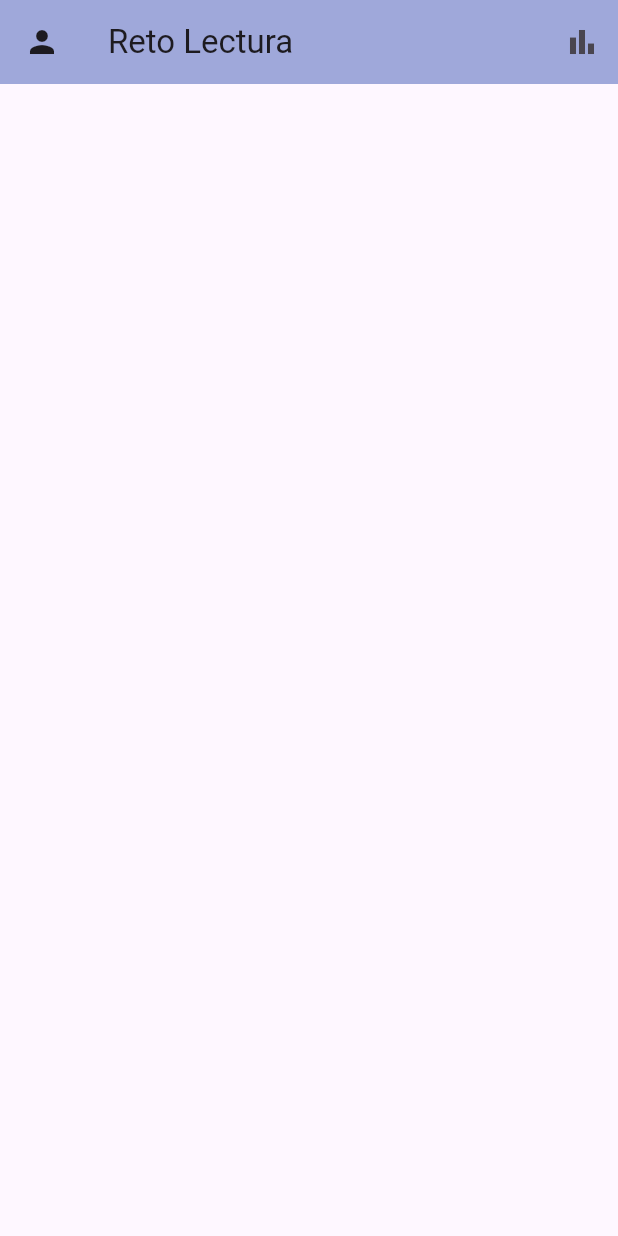
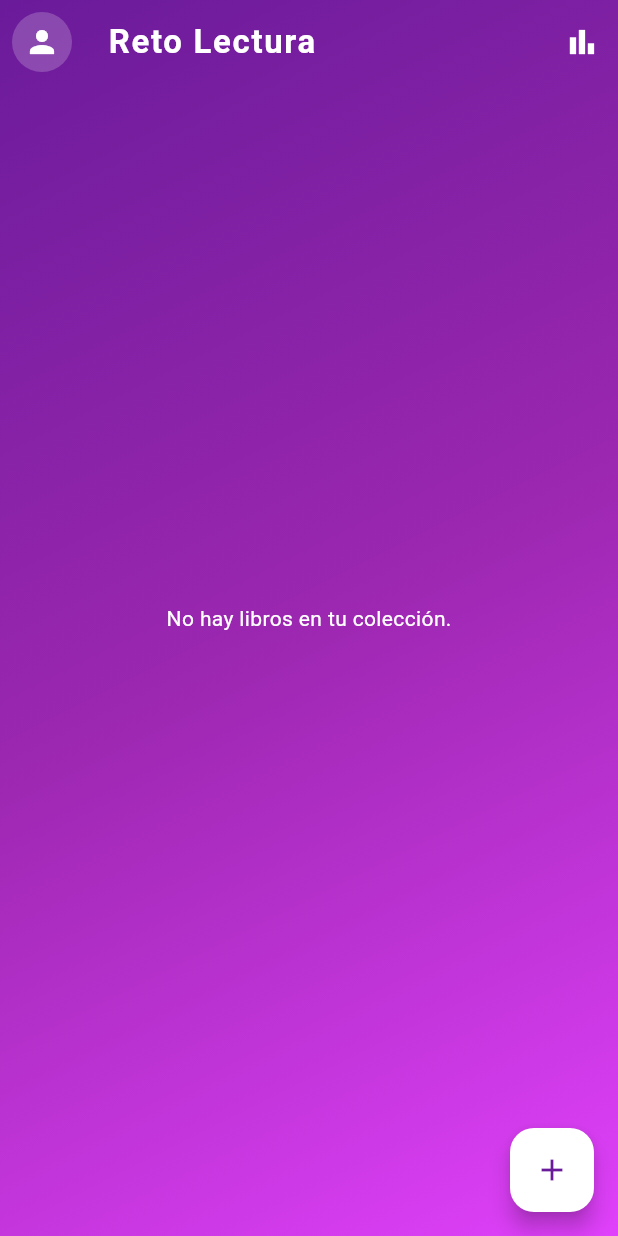
Before and after one commit to RobertoAmaya04/RetoLectura, a Flutter app: the MainPage screen opened by its route, on a phone screen of 412 x 824 dp. Run offline on Flutter 3.47's test engine with Material 3 defaults, Android fonts, the phone set to English and light mode, and no system bars; our stand-ins replace cloud_firestore, firebase_auth, firebase_core, go_router, google_sign_in; accounts and stored records are empty; network calls fail.

Commit message:
dios santo como odio firebase ahora

```diff
--- a/lib/src/models/fakeData.dart
+++ b/lib/src/models/fakeData.dart
@@ -8,9 +8,9 @@ final List<LibroData> librosTest = [
     titulo: 'Cien años de soledad',
     estado: 'sin empezar',
     portada:
-        'https://images.cdn1.buscalibre.com/fit-in/360x360/61/8d/618d227e8967274cd9589a549adff52d.jpg',
+        'https://upload.wikimedia.org/wikipedia/commons/a/a1/Cien_a%C3%B1os_de_soledad.png',
     pagTotales: 471,
-    pagLeidas: 0,
+    pagLeidas: 343,
     tiempoTotal: 0,
   ),
   LibroData(
--- a/lib/src/views/main_page.dart
+++ b/lib/src/views/main_page.dart
@@ -1,10 +1,9 @@
-//la pagina donde se muestran los libros en fila y donde se pueden agregarmas libros
 
 import 'package:firebase_auth/firebase_auth.dart';
 import 'package:flutter/material.dart';
+import 'package:go_router/go_router.dart';
 import 'package:retolectura/src/models/libro_data_model.dart';
 import 'package:retolectura/src/provider/data_provider.dart';
-import 'package:retolectura/src/widgets/lib_data_tile.dart';
 
 class MainPage extends StatefulWidget {
   const MainPage({super.key});
@@ -24,69 +23,116 @@ class _MainPageState extends State<MainPage> {
   @override
   Widget build(BuildContext context) {
     return Scaffold(
+      extendBodyBehindAppBar: true,
       appBar: AppBar(
-        backgroundColor: Colors.indigo[200],
+        backgroundColor: Colors.transparent,
+        elevation: 0,
         leading: Padding(
-          padding: EdgeInsetsGeometry.all(5),
+          padding: const EdgeInsets.all(8.0),
+          child: CircleAvatar(
+            backgroundColor: Colors.white.withOpacity(0.2),
             child: ClipOval(
-            child: FirebaseAuth.instance.currentUser!.photoURL != null
-                ? Image.network(FirebaseAuth.instance.currentUser!.photoURL!)
-                : Icon(Icons.person),
+              child: FirebaseAuth.instance.currentUser?.photoURL != null
+                  ? Image.network(FirebaseAuth.instance.currentUser!.photoURL!, fit: BoxFit.cover)
+                  : const Icon(Icons.person, color: Colors.white),
             ),
           ),
-        title: Text('Reto Lectura'),
-        actions: [IconButton(onPressed: () {}, icon: Icon(Icons.bar_chart))],
         ),
-
-      body: StreamBuilder(
+        title: const Text(
+          'Reto Lectura',
+          style: TextStyle(
+            color: Colors.white,
+            fontWeight: FontWeight.bold,
+            letterSpacing: 1.1,
+          ),
+        ),
+        actions: [
+          IconButton(
+            onPressed: () {
+              context.goNamed('global_metrics');
+            },
+            icon: const Icon(Icons.bar_chart, color: Colors.white),
+          ),
+        ],
+      ),
+      body: Container(
+        decoration: const BoxDecoration(
+          gradient: LinearGradient(
+            colors: [
+              Color(0xFF6A1B9A), // Deep Purple
+              Color(0xFF9C27B0), // Purple
+              Color(0xFFE040FB), // Bright Purple/Fuchsia
+            ],
+            begin: Alignment.topLeft,
+            end: Alignment.bottomRight,
+          ),
+        ),
+        child: StreamBuilder<List<LibroData>>(
           stream: data.getAllLibroDataStream(),
           builder: (context, snapshot) {
             if (snapshot.connectionState == ConnectionState.waiting) {
-            return Center(child: CircularProgressIndicator());
+              return const Center(child: CircularProgressIndicator(color: Colors.white));
             }
 
             if (snapshot.hasError) {
-            return Center(child: Text(snapshot.error.toString()));
+              return Center(child: Text('Error: ${snapshot.error}', style: const TextStyle(color: Colors.white)));
+            }
+
+            if (!snapshot.hasData || snapshot.data!.isEmpty) {
+              return const Center(child: Text('No hay libros en tu colección.', style: TextStyle(color: Colors.white)));
             }
 
             final List<LibroData> libroData = snapshot.data!;
 
-          return ListView.builder(
+            return GridView.builder(
+              padding: EdgeInsets.fromLTRB(16, MediaQuery.of(context).padding.top + kToolbarHeight + 16, 16, 16),
+              gridDelegate: const SliverGridDelegateWithFixedCrossAxisCount(
+                crossAxisCount: 2,
+                crossAxisSpacing: 16,
+                mainAxisSpacing: 16,
+                childAspectRatio: 2 / 3,
+              ),
               itemCount: libroData.length,
               itemBuilder: (BuildContext context, int index) {
-              return LibTile(libData: libroData[index]);
+                final libro = libroData[index];
+                return GestureDetector(
+                  onTap: () {
+                    // Navegación sin implementar lógica, como se solicitó
+                    print("Tapped on ${libro.titulo}");
+                  },
+                  child: Card(
+                    clipBehavior: Clip.antiAlias,
+                    elevation: 8.0,
+                    shape: RoundedRectangleBorder(
+                      borderRadius: BorderRadius.circular(12),
+                    ),
+                    child: Ink.image(
+                      image: NetworkImage(
+                        libro.portada ?? 'https://images.icon-icons.com/317/PNG/512/book-bookmark-icon_34486.png',
+                      ),
+                      fit: BoxFit.cover,
+                      child: InkWell(
+                        onTap: () {
+                          // Lógica al presionar la tarjeta
+                          print("Tapped on ${libro.titulo}");
+                           context.go('/libro-estadisticas', extra: libro);
+                        },
+                      ),
+                    ),
+                  ),
+                );
               },
             );
           },
         ),
-
-      // Scaffold(
-      //   appBar: AppBar(title: Text('Pruebas')),
-      //   body: StreamBuilder(
-      //     stream: data.getAllLibroDataStream(),
-      //     builder: (context, snapshot) {
-      //       if (snapshot.connectionState == ConnectionState.waiting) {
-      //         return Center(child: CircularProgressIndicator());
-      //       }
-
-      //       if (snapshot.hasError) {
-      //         return Center(child: Text(snapshot.error.toString()));
-      //       }
-
-      //       final List<LibroData> libroData = snapshot.data!;
-
-      //       return ListView.builder(
-      //         itemCount: libroData.length,
-      //         itemBuilder: (BuildContext context, int index) {
-      //           return ListTile(
-      //             leading: CircleAvatar(child: Text('RA')),
-      //             title: Text(libroData[index].autor),
-      //           );
-      //         },
-      //       );
-      //     },
-      //   ),
-      // ),
+      ),
+       floatingActionButton: FloatingActionButton(
+        onPressed: () {
+           context.go('/add-book');
+        },
+        backgroundColor: Colors.white,
+        child: const Icon(Icons.add, color: Color(0xFF6A1B9A)),
+      ),
     );
   }
 }
```
Also changed, not shown: lib/main.dart (+37 -7 lines), lib/src/views/libro_estadisticas.dart (+129 -53 lines). Lines whose indentation alone changed are shown as unchanged.
